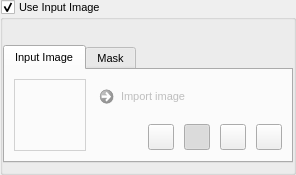
This is src/airunner/pyqt/widgets/input_image.ui in Capsize-Games/airunner as Qt 5 draws it before an edit. The edited form follows.
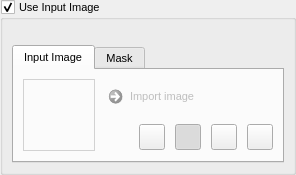
This is the edited form. Icons and pictures are not drawn.

Diff of the .ui file:
```diff
--- a/src/airunner/pyqt/widgets/input_image.ui
+++ b/src/airunner/pyqt/widgets/input_image.ui
@@ -81,10 +81,10 @@
         </property>
         <layout class="QGridLayout" name="gridLayout_5">
          <property name="leftMargin">
-          <number>0</number>
+          <number>9</number>
          </property>
          <property name="rightMargin">
-          <number>0</number>
+          <number>9</number>
          </property>
          <item row="1" column="0">
           <widget class="QTabWidget" name="tabWidget">
```
